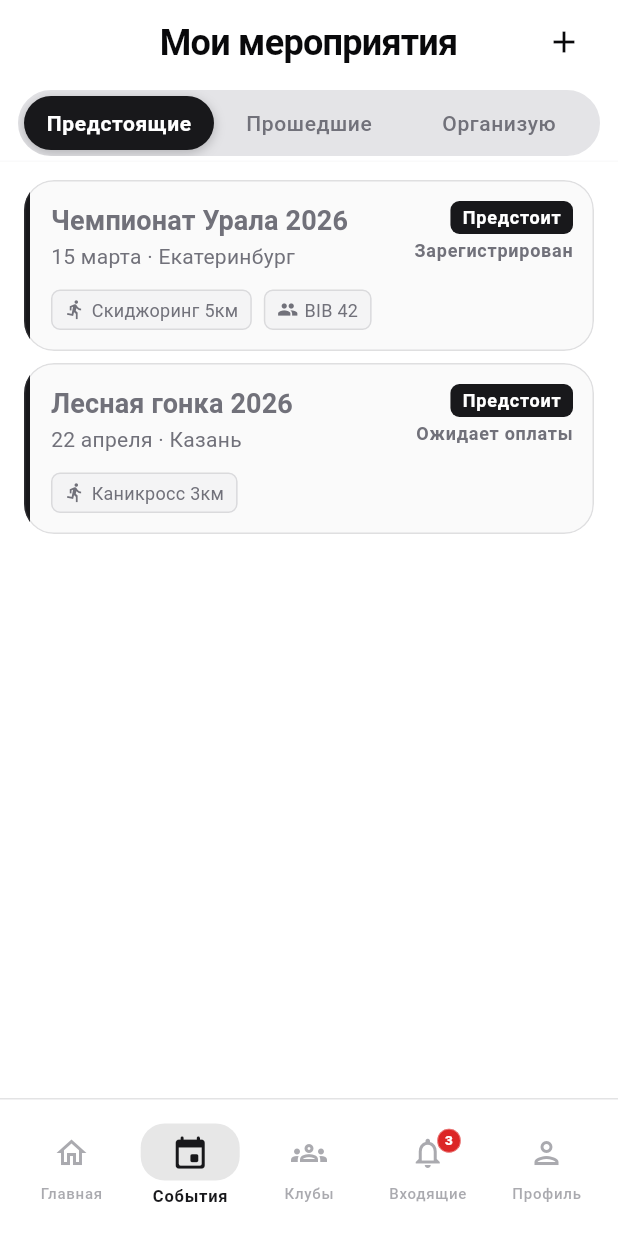
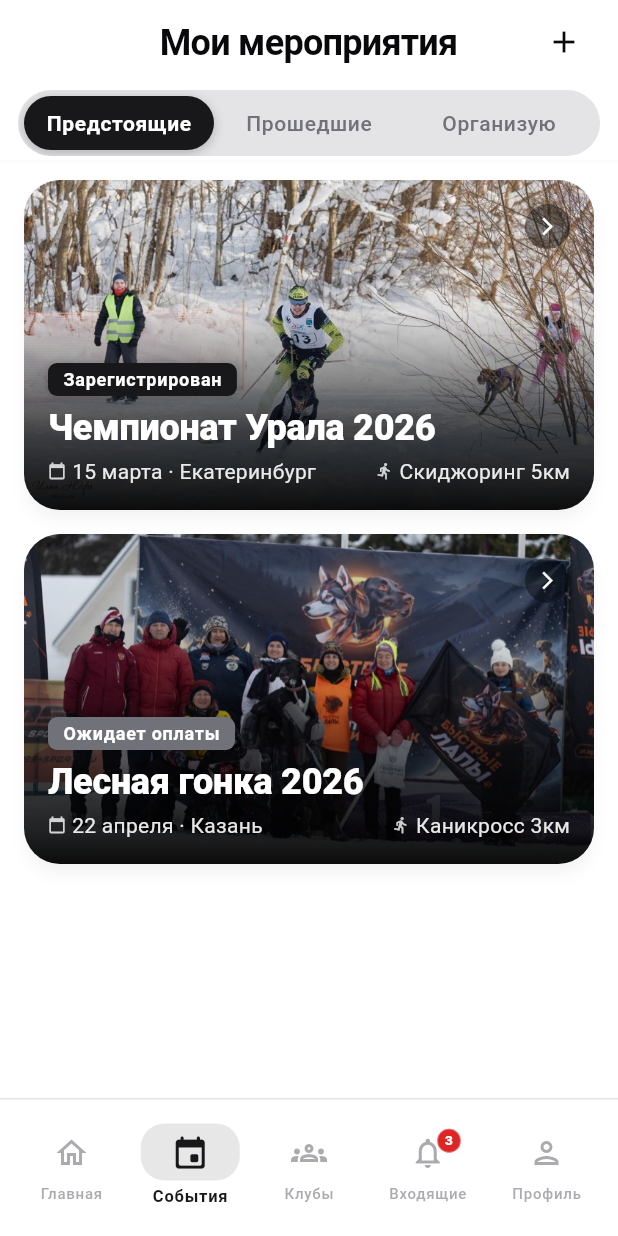
Before and after one commit to GoshaE/SportOS, a Flutter app: the screen it shows after launch, item 2 of the bottom bar chosen, on a phone screen of 412 x 824 dp. Run offline on Flutter 3.47's test engine with Material 3 defaults, Android fonts, the phone set to English and light mode, and no system bars; our stand-ins replace fl_chart, flutter_riverpod, go_router, google_fonts; network calls fail; Roboto replaces fonts that are missing (Satoshi).

Commit message:
Fix all flutter analyze warnings and compile errors for clean web build

```diff
--- a/app/lib/core/widgets/app_podium_view.dart
+++ b/app/lib/core/widgets/app_podium_view.dart
@@ -1,7 +1,6 @@
 import 'package:flutter/material.dart';
 
-import 'app_card.dart';
-import 'app_cached_image.dart';
+import 'package:sportos_app/core/widgets/app_cached_image.dart';
 import '../theme/app_colors.dart';
 import '../theme/app_typography.dart';
 
--- a/app/lib/core/widgets/app_protocol_table.dart
+++ b/app/lib/core/widgets/app_protocol_table.dart
@@ -89,7 +89,7 @@ class AppProtocolTable extends StatelessWidget {
                       shrinkWrap: true,
                       physics: const NeverScrollableScrollPhysics(),
                       itemCount: itemCount,
-                      separatorBuilder: (_, _i) => Divider(
+                      separatorBuilder: (_, i) => Divider(
                         height: 1,
                         color: cs.onSurfaceVariant.withValues(alpha: 0.2), // Semantic divider
                       ),
--- a/app/lib/core/widgets/ops_context_banner.dart
+++ b/app/lib/core/widgets/ops_context_banner.dart
@@ -1,7 +1,6 @@
 import 'package:flutter/material.dart';
 import 'package:flutter/services.dart';
 import 'package:go_router/go_router.dart';
-import '../theme/app_colors.dart';
 import 'app_dialog.dart';
 
 /// Persistent orange banner shown at the top of every Ops-mode screen.
--- a/app/lib/features/events/my_events_screen.dart
+++ b/app/lib/features/events/my_events_screen.dart
@@ -35,8 +35,9 @@ class MyEventsScreen extends StatelessWidget {
               badge: 'Зарегистрирован',
               status: EventCardStatus.upcoming,
               accentColor: cs.primary,
+              imageUrl: 'assets/images/event1.jpeg',
               onTap: () => context.push('/hub/event/evt-1'),
-              mode: EventCardMode.bento,
+              mode: EventCardMode.hero,
             ),
             AppEventCard(
               title: 'Лесная гонка 2026',
@@ -45,8 +46,9 @@ class MyEventsScreen extends StatelessWidget {
               badge: 'Ожидает оплаты',
               status: EventCardStatus.upcoming,
               accentColor: cs.tertiary,
+              imageUrl: 'assets/images/event2.jpg',
               onTap: () => context.push('/hub/event/evt-2'),
-              mode: EventCardMode.bento,
+              mode: EventCardMode.hero,
             ),
           ]),
 
@@ -60,8 +62,9 @@ class MyEventsScreen extends StatelessWidget {
               badge: 'Завершено',
               status: EventCardStatus.completed,
               accentColor: cs.secondary,
+              imageUrl: 'assets/images/event3.jpeg',
               onTap: () => context.push('/hub/event/evt-6'),
-              mode: EventCardMode.bento,
+              mode: EventCardMode.hero,
             ),
             AppEventCard(
               title: 'Кубок Москвы',
@@ -71,8 +74,9 @@ class MyEventsScreen extends StatelessWidget {
               badge: 'Завершено',
               status: EventCardStatus.completed,
               accentColor: cs.outlineVariant,
+              imageUrl: 'assets/images/event4.jpg',
               onTap: () => context.push('/hub/event/evt-7'),
-              mode: EventCardMode.bento,
+              mode: EventCardMode.hero,
             ),
             AppEventCard(
               title: 'Кубок Урала 2025',
@@ -82,8 +86,9 @@ class MyEventsScreen extends StatelessWidget {
               badge: 'Завершено',
               status: EventCardStatus.completed,
               accentColor: cs.outlineVariant,
+              imageUrl: 'assets/images/event5.jpg',
               onTap: () => context.push('/hub/event/evt-8'),
-              mode: EventCardMode.bento,
+              mode: EventCardMode.hero,
             ),
           ]),
 
--- a/app/lib/features/events/prep/draw_screen.dart
+++ b/app/lib/features/events/prep/draw_screen.dart
@@ -163,7 +163,7 @@ class _DrawScreenState extends State<DrawScreen> {
       AppInfoBanner.info(title: 'Выберите группу участников для проведения жеребьёвки. После утверждения всех групп можно переходить к стартовым листам.'),
       Expanded(child: ListView.separated(
         padding: const EdgeInsets.all(8), itemCount: _groups.length,
-        separatorBuilder: (_, __) => const SizedBox(height: 8),
+        separatorBuilder: (_, _) => const SizedBox(height: 8),
         itemBuilder: (context, i) {
           final g = _groups[i];
           final isApproved = g['status'] == 'approved';
--- a/app/lib/features/events/series_screen.dart
+++ b/app/lib/features/events/series_screen.dart
@@ -676,7 +676,7 @@ class _SeriesScreenState extends State<SeriesScreen> {
                   barTouchData: BarTouchData(
                     touchTooltipData: BarTouchTooltipData(
                       getTooltipColor: (_) => cs.inverseSurface,
-                      getTooltipItem: (group, _, rod, __) => BarTooltipItem(
+                      getTooltipItem: (group, _, rod, _) => BarTooltipItem(
                         '${names[group.x]}: ${rod.toY.toInt()} очков',
                         Theme.of(context).textTheme.labelMedium!.copyWith(color: cs.onInverseSurface, fontWeight: FontWeight.bold),
                       ),
--- a/app/lib/features/notifications/inbox_screen.dart
+++ b/app/lib/features/notifications/inbox_screen.dart
@@ -55,7 +55,7 @@ class _InboxScreenState extends State<InboxScreen> {
           ? Center(child: Text('Нет уведомлений', style: Theme.of(context).textTheme.bodyMedium?.copyWith(color: cs.onSurfaceVariant)))
           : ListView.separated(
               itemCount: filtered.length,
-              separatorBuilder: (_, __) => const Divider(height: 1, indent: 60),
+              separatorBuilder: (_, _) => const Divider(height: 1, indent: 60),
               itemBuilder: (ctx, i) {
                 final n = filtered[i];
                 final bool read = n['read'] as bool;
--- a/app/lib/features/ops/marshal_screen.dart
+++ b/app/lib/features/ops/marshal_screen.dart
@@ -34,7 +34,7 @@ class _MarshalScreenState extends State<MarshalScreen> {
     if (_passed.contains(bib)) {
       _togglePassed(bib);
     } else if (!_isSynced) {
-      final cs = Theme.of(context).colorScheme;
+
       AppDialog.confirm(
         context,
         title: 'Нет синхронизации',
--- a/app/lib/features/profile/my_results_screen.dart
+++ b/app/lib/features/profile/my_results_screen.dart
@@ -113,7 +113,7 @@ class _MyResultsScreenState extends State<MyResultsScreen> with SingleTickerProv
             curveSmoothness: 0.3,
             color: style.primary,
             barWidth: 3,
-            dotData: FlDotData(show: true, getDotPainter: (spot, _, __, ___) => FlDotCirclePainter(
+            dotData: FlDotData(show: true, getDotPainter: (spot, _, _, __) => FlDotCirclePainter(
               radius: 4, color: style.primary, strokeWidth: 2, strokeColor: cs.surface,
             )),
             belowBarData: BarAreaData(
--- a/app/lib/features/profile/notifications_settings_screen.dart
+++ b/app/lib/features/profile/notifications_settings_screen.dart
@@ -29,7 +29,7 @@ class _NotificationsSettingsScreenState extends State<NotificationsSettingsScree
   @override
   Widget build(BuildContext context) {
     final theme = Theme.of(context);
-    final cs = theme.colorScheme;
+
 
     return Scaffold(
       appBar: AppAppBar(title: const Text('Уведомления')),
--- a/app/lib/features/profile/settings_screen.dart
+++ b/app/lib/features/profile/settings_screen.dart
@@ -198,7 +198,7 @@ class _SettingsScreenState extends ConsumerState<SettingsScreen> {
   }
 
   void _linkTelegram() {
-    final cs = Theme.of(context).colorScheme;
+
     AppBottomSheet.show(
       context,
       title: 'Привязать Telegram',
--- a/app/lib/features/results/protocol_screen.dart
+++ b/app/lib/features/results/protocol_screen.dart
@@ -7,7 +7,6 @@ import '../../core/widgets/app_podium_view.dart';
 
 class _AthleteData {
   final int? place;
-  final String? placeText;
   final String bib;
   final String name;
   final String cat;
@@ -19,7 +18,6 @@ class _AthleteData {
 
   const _AthleteData({
     this.place,
-    this.placeText,
     required this.bib,
     required this.name,
     required this.cat,
@@ -191,7 +189,7 @@ class _ProtocolScreenState extends State<ProtocolScreen> {
                 return AppProtocolRow(
                   isCardView: isCardView,
                   place: a.place,
-                  placeText: a.placeText,
+
                   bib: a.bib,
                   name: a.name,
                   cat: a.cat,
```
Also changed, not shown: app/lib/core/widgets/app_protocol_row.dart (+10 -4 lines).
